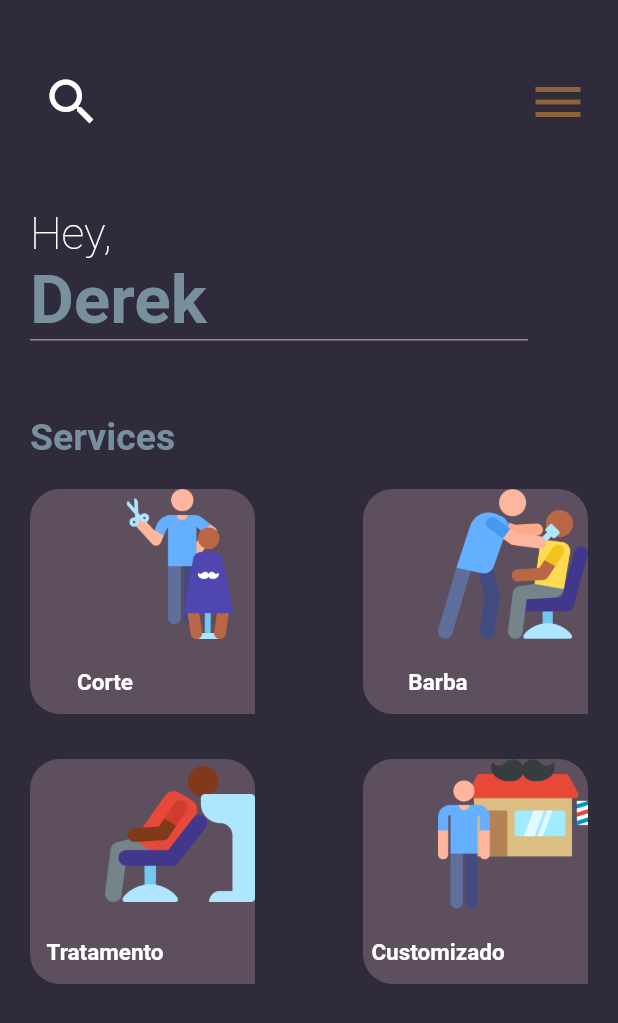
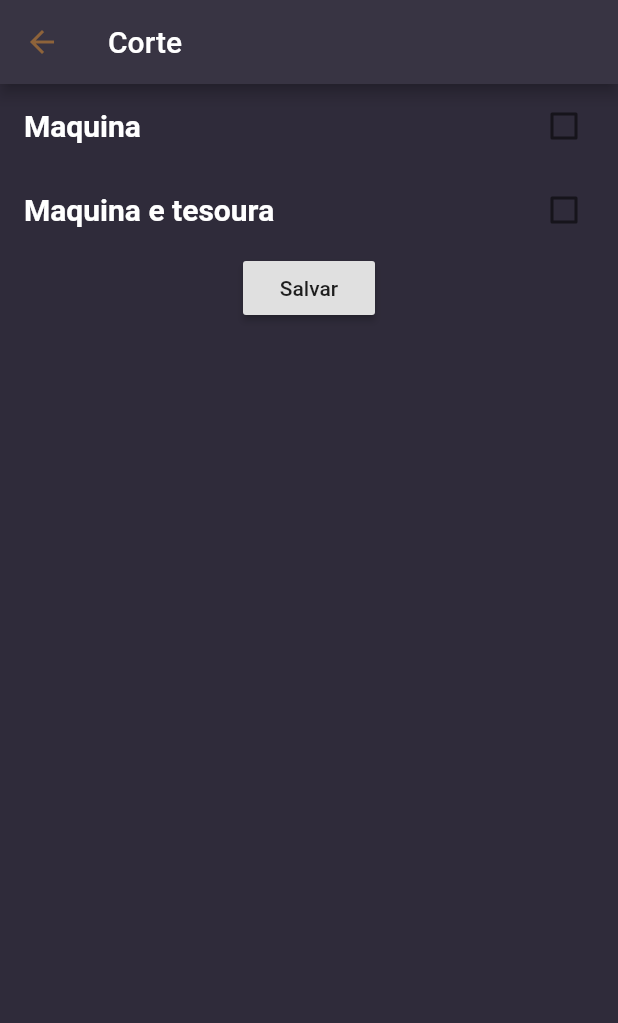
Before and after one commit to marcelohenriq99/bookbarber_flutter, a Flutter app: the HomeScreen screen opened by its route, after a tap on "Corte", on a phone screen of 412 x 824 dp. Shown: the top 1023 px of the screen. Run offline on Flutter 3.47's test engine with Material 2 defaults, Android fonts, the phone set to English and light mode, and no system bars.

Commit message:
add novas paginas

```diff
--- /dev/null
+++ b/lib/screens/corte.dart
@@ -0,0 +1,59 @@
+import 'package:flutter/material.dart';
+
+class Corte extends StatefulWidget {
+  @override
+  _CorteState createState() => _CorteState();
+}
+
+class _CorteState extends State<Corte> {
+  bool _maquina = false;
+  bool _maquinaTesoura = false;
+  @override
+  Widget build(BuildContext context) {
+    return Scaffold(
+      appBar: AppBar(
+        title: Text("Corte"),
+      ),
+      body: Container(
+        child: Column(
+          children: [
+            CheckboxListTile(
+              title: Text(
+                "Maquina",
+                style: TextStyle(
+                    color: Colors.white,
+                    fontSize: 20,
+                    fontWeight: FontWeight.bold),
+              ),
+              value: _maquina,
+              onChanged: (bool escolha) {
+                setState(() {
+                  _maquina = escolha;
+                });
+              },
+            ),
+            CheckboxListTile(
+              title: Text(
+                "Maquina e tesoura",
+                style: TextStyle(
+                    color: Colors.white,
+                    fontSize: 20,
+                    fontWeight: FontWeight.bold),
+              ),
+              value: _maquinaTesoura,
+              onChanged: (bool escolha) {
+                setState(() {
+                  _maquinaTesoura = escolha;
+                });
+              },
+            ),
+            RaisedButton(
+              child: Text("Salvar"),
+              onPressed: () {},
+            )
+          ],
+        ),
+      ),
+    );
+  }
+}
--- a/lib/screens/home_screen.dart
+++ b/lib/screens/home_screen.dart
@@ -1,4 +1,5 @@
 import 'package:bookbarber/themes/default_theme.dart';
+import 'package:bookbarber/utils/app_routes.dart';
 import 'package:bookbarber/widgets/home/service_item.dart';
 import 'package:flutter/material.dart';
 
@@ -85,10 +86,18 @@ class _HomeScreenState extends State<HomeScreen> {
                             ServiceItem(
                               imageIcon: "assets/images/corte.png",
                               label: "Corte",
+                              funcao: () {
+                                Navigator.pushReplacementNamed(
+                                    context, AppRoutes.CORTE_ROUTE);
+                              },
                             ),
                             ServiceItem(
                               imageIcon: "assets/images/barba.png",
                               label: "Barba",
+                              funcao: () {
+                                Navigator.pushReplacementNamed(
+                                    context, AppRoutes.BIGODE_ROUTE);
+                              },
                             ),
                           ],
                         ),
@@ -101,10 +110,18 @@ class _HomeScreenState extends State<HomeScreen> {
                             ServiceItem(
                               imageIcon: "assets/images/tratamento.png",
                               label: "Tratamento",
+                              funcao: () {
+                                Navigator.pushReplacementNamed(
+                                    context, AppRoutes.TRATAMENTO_ROUTE);
+                              },
                             ),
                             ServiceItem(
                               imageIcon: "assets/images/customizado.png",
                               label: "Customizado",
+                              funcao: () {
+                                Navigator.pushReplacementNamed(
+                                    context, AppRoutes.CUSTOMIZACAO_ROUTE);
+                              },
                             ),
                           ],
                         ),
--- a/lib/utils/app_routes.dart
+++ b/lib/utils/app_routes.dart
@@ -2,4 +2,8 @@ class AppRoutes {
   static const MAIN_ROUTE = '/';
   static const LOGIN_ROUTE = '/login';
   static const HOME_ROUTE = '/home';
+  static const CORTE_ROUTE = '/corte';
+  static const BIGODE_ROUTE = '/bigode';
+  static const TRATAMENTO_ROUTE = '/tratamento';
+  static const CUSTOMIZACAO_ROUTE = '/customizacao';
 }
--- a/lib/widgets/home/service_item.dart
+++ b/lib/widgets/home/service_item.dart
@@ -4,8 +4,9 @@ import 'package:flutter/material.dart';
 class ServiceItem extends StatelessWidget {
   final String imageIcon;
   final String label;
+  Function funcao;
 
-  ServiceItem({this.imageIcon, this.label});
+  ServiceItem({this.imageIcon, this.label, this.funcao});
 
   @override
   Widget build(BuildContext context) {
@@ -22,12 +23,13 @@ class ServiceItem extends StatelessWidget {
         color: DefaultTheme.lightTheme.colorScheme.secondary,
         child: InkWell(
           borderRadius: BorderRadius.circular(20.0),
-          onTap: () => false,
+          onTap: funcao,
           //splashColor: Colors.redAccent,
           child: Column(
+            crossAxisAlignment: CrossAxisAlignment.start,
             children: [
               Padding(
-                padding: EdgeInsets.only(left: 50),
+                padding: EdgeInsets.only(left: 50, top: 5, right: 10),
                 child: Image.asset(
                   imageIcon,
                   height: 100,
@@ -35,7 +37,7 @@ class ServiceItem extends StatelessWidget {
                 ),
               ),
               Padding(
-                padding: EdgeInsets.only(top: 20, right: 50),
+                padding: EdgeInsets.only(top: 15, left: 10),
                 child: Text(
                   label,
                   style: TextStyle(
```
Also changed, not shown: lib/main.dart (+8 -0 lines), lib/screens/barba.dart (added, +59 -0 lines), lib/screens/customizacao.dart (added, +59 -0 lines), lib/screens/tratamentos.dart (added, +59 -0 lines).
